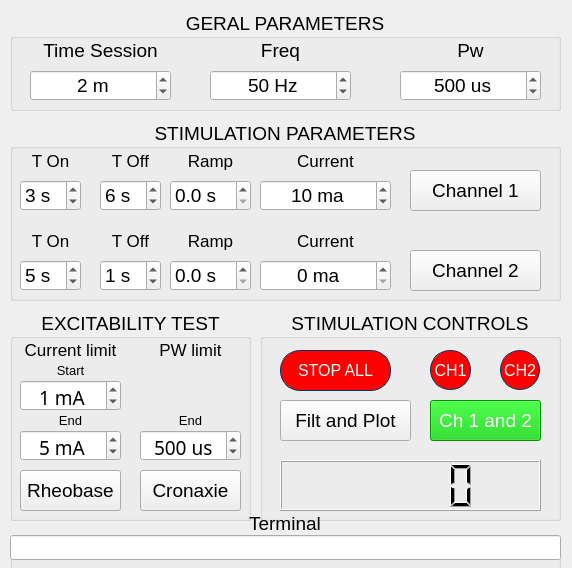
lara-unb/Estimulema, file Interfaces Python/Estimulema Diag and Train/Estimulema V0.3 Rv1.ui: the form before one commit.
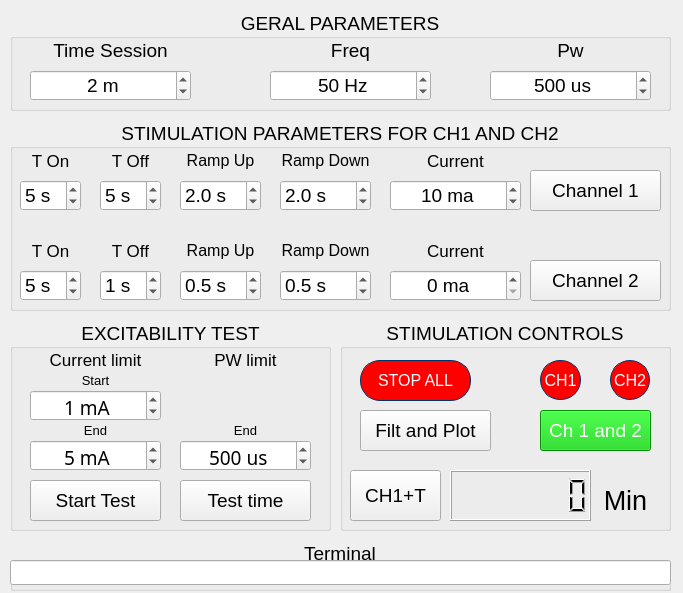
The form after the commit. Icons and pictures are not drawn.

What changed in the file:
```diff
--- a/Interfaces Python/Estimulema Diag and Train/Estimulema V0.3 Rv1.ui
+++ b/Interfaces Python/Estimulema Diag and Train/Estimulema V0.3 Rv1.ui
@@ -7,8 +7,8 @@
    <rect>
     <x>0</x>
     <y>0</y>
-    <width>572</width>
-    <height>568</height>
+    <width>683</width>
+    <height>593</height>
    </rect>
   </property>
   <property name="font">
@@ -28,9 +28,9 @@
    <widget class="QGroupBox" name="groupBox">
     <property name="geometry">
      <rect>
-      <x>260</x>
-      <y>310</y>
-      <width>301</width>
+      <x>340</x>
+      <y>320</y>
+      <width>331</width>
       <height>211</height>
      </rect>
     </property>
@@ -71,7 +71,7 @@
     <widget class="QPushButton" name="pushButton_sp_ch1">
      <property name="geometry">
       <rect>
-       <x>170</x>
+       <x>200</x>
        <y>40</y>
        <width>41</width>
        <height>40</height>
@@ -99,7 +99,7 @@
     <widget class="QPushButton" name="pushButton_sp_ch2">
      <property name="geometry">
       <rect>
-       <x>240</x>
+       <x>270</x>
        <y>40</y>
        <width>40</width>
        <height>40</height>
@@ -127,7 +127,7 @@
     <widget class="QPushButton" name="pushButton_ch1_ch2">
      <property name="geometry">
       <rect>
-       <x>170</x>
+       <x>200</x>
        <y>90</y>
        <width>111</width>
        <height>41</height>
@@ -158,11 +158,57 @@
     <widget class="QLCDNumber" name="lcdNumber">
      <property name="geometry">
       <rect>
-       <x>20</x>
+       <x>110</x>
        <y>150</y>
-       <width>261</width>
+       <width>141</width>
        <height>51</height>
       </rect>
+     </property>
+     <property name="layoutDirection">
+      <enum>Qt::LeftToRight</enum>
+     </property>
+     <property name="digitCount">
+      <number>7</number>
+     </property>
+     <property name="segmentStyle">
+      <enum>QLCDNumber::Filled</enum>
+     </property>
+     <property name="intValue" stdset="0">
+      <number>0</number>
+     </property>
+    </widget>
+    <widget class="QLabel" name="label_19">
+     <property name="geometry">
+      <rect>
+       <x>260</x>
+       <y>160</y>
+       <width>51</width>
+       <height>41</height>
+      </rect>
+     </property>
+     <property name="font">
+      <font>
+       <pointsize>20</pointsize>
+      </font>
+     </property>
+     <property name="text">
+      <string>Min</string>
+     </property>
+     <property name="alignment">
+      <set>Qt::AlignCenter</set>
+     </property>
+    </widget>
+    <widget class="QPushButton" name="pushButton_ch1_rh">
+     <property name="geometry">
+      <rect>
+       <x>10</x>
+       <y>150</y>
+       <width>91</width>
+       <height>51</height>
+      </rect>
+     </property>
+     <property name="text">
+      <string>CH1+T</string>
      </property>
     </widget>
    </widget>
@@ -170,8 +216,8 @@
     <property name="geometry">
      <rect>
       <x>10</x>
-      <y>310</y>
-      <width>241</width>
+      <y>320</y>
+      <width>321</width>
       <height>211</height>
      </rect>
     </property>
@@ -184,9 +230,9 @@
     <widget class="QLabel" name="label_2">
      <property name="geometry">
       <rect>
-       <x>130</x>
+       <x>170</x>
        <y>30</y>
-       <width>101</width>
+       <width>131</width>
        <height>20</height>
       </rect>
      </property>
@@ -205,9 +251,9 @@
     <widget class="QSpinBox" name="spinBox_limit_ini_mA">
      <property name="geometry">
       <rect>
-       <x>10</x>
+       <x>20</x>
        <y>70</y>
-       <width>101</width>
+       <width>131</width>
        <height>31</height>
       </rect>
      </property>
@@ -233,9 +279,9 @@
     <widget class="QSpinBox" name="spinBox_limit_pW">
      <property name="geometry">
       <rect>
-       <x>130</x>
+       <x>170</x>
        <y>120</y>
-       <width>101</width>
+       <width>131</width>
        <height>31</height>
       </rect>
      </property>
@@ -267,9 +313,9 @@
     <widget class="QPushButton" name="pushButton_rh">
      <property name="geometry">
       <rect>
-       <x>10</x>
+       <x>20</x>
        <y>160</y>
-       <width>101</width>
+       <width>131</width>
        <height>41</height>
       </rect>
      </property>
@@ -279,15 +325,15 @@
       </font>
      </property>
      <property name="text">
-      <string>Rheobase</string>
+      <string>Start Test</string>
      </property>
     </widget>
     <widget class="QPushButton" name="pushButton_cr">
      <property name="geometry">
       <rect>
-       <x>130</x>
+       <x>170</x>
        <y>160</y>
-       <width>101</width>
+       <width>131</width>
        <height>41</height>
       </rect>
      </property>
@@ -297,15 +343,15 @@
       </font>
      </property>
      <property name="text">
-      <string>Cronaxie</string>
+      <string>Test time</string>
      </property>
     </widget>
     <widget class="QLabel" name="label">
      <property name="geometry">
       <rect>
-       <x>10</x>
+       <x>20</x>
        <y>30</y>
-       <width>101</width>
+       <width>131</width>
        <height>20</height>
       </rect>
      </property>
@@ -324,9 +370,9 @@
     <widget class="QSpinBox" name="spinBox_limit_fin_mA">
      <property name="geometry">
       <rect>
-       <x>10</x>
+       <x>20</x>
        <y>120</y>
-       <width>101</width>
+       <width>131</width>
        <height>31</height>
       </rect>
      </property>
@@ -352,9 +398,9 @@
     <widget class="QLabel" name="label_10">
      <property name="geometry">
       <rect>
-       <x>10</x>
+       <x>20</x>
        <y>50</y>
-       <width>101</width>
+       <width>131</width>
        <height>20</height>
       </rect>
      </property>
@@ -373,9 +419,9 @@
     <widget class="QLabel" name="label_11">
      <property name="geometry">
       <rect>
-       <x>10</x>
+       <x>20</x>
        <y>100</y>
-       <width>101</width>
+       <width>131</width>
        <height>20</height>
       </rect>
      </property>
@@ -394,9 +440,9 @@
     <widget class="QLabel" name="label_12">
      <property name="geometry">
       <rect>
-       <x>130</x>
+       <x>170</x>
        <y>100</y>
-       <width>101</width>
+       <width>131</width>
        <height>20</height>
       </rect>
      </property>
@@ -418,12 +464,12 @@
      <rect>
       <x>10</x>
       <y>120</y>
-      <width>551</width>
-      <height>181</height>
+      <width>661</width>
+      <height>191</height>
      </rect>
     </property>
     <property name="title">
-     <string>STIMULATION PARAMETERS</string>
+     <string>STIMULATION PARAMETERS FOR CH1 AND CH2</string>
     </property>
     <property name="alignment">
      <set>Qt::AlignCenter</set>
@@ -432,7 +478,7 @@
      <property name="geometry">
       <rect>
        <x>90</x>
-       <y>140</y>
+       <y>150</y>
        <width>61</width>
        <height>31</height>
       </rect>
@@ -452,17 +498,17 @@
       <rect>
        <x>170</x>
        <y>20</y>
-       <width>61</width>
+       <width>81</width>
        <height>41</height>
       </rect>
      </property>
      <property name="font">
       <font>
-       <pointsize>13</pointsize>
+       <pointsize>12</pointsize>
       </font>
      </property>
      <property name="text">
-      <string>Ramp</string>
+      <string>Ramp Up</string>
      </property>
      <property name="alignment">
       <set>Qt::AlignCenter</set>
@@ -472,18 +518,18 @@
      <property name="geometry">
       <rect>
        <x>170</x>
-       <y>100</y>
-       <width>61</width>
+       <y>110</y>
+       <width>81</width>
        <height>41</height>
       </rect>
      </property>
      <property name="font">
       <font>
-       <pointsize>13</pointsize>
+       <pointsize>12</pointsize>
       </font>
      </property>
      <property name="text">
-      <string>Ramp</string>
+      <string>Ramp Up</string>
      </property>
      <property name="alignment">
       <set>Qt::AlignCenter</set>
@@ -526,14 +572,14 @@
       <number>1</number>
      </property>
      <property name="value">
-      <number>3</number>
+      <number>5</number>
      </property>
     </widget>
     <widget class="QPushButton" name="pushButton_ch2">
      <property name="geometry">
       <rect>
-       <x>400</x>
-       <y>130</y>
+       <x>520</x>
+       <y>140</y>
        <width>131</width>
        <height>41</height>
       </rect>
@@ -579,13 +625,13 @@
       <number>0</number>
      </property>
      <property name="value">
-      <number>6</number>
+      <number>5</number>
      </property>
     </widget>
     <widget class="QLabel" name="label_9">
      <property name="geometry">
       <rect>
-       <x>250</x>
+       <x>380</x>
        <y>20</y>
        <width>131</width>
        <height>41</height>
@@ -607,7 +653,7 @@
      <property name="geometry">
       <rect>
        <x>10</x>
-       <y>140</y>
+       <y>150</y>
        <width>61</width>
        <height>31</height>
       </rect>
@@ -625,7 +671,7 @@
     <widget class="QSpinBox" name="spinBox_ma_1">
      <property name="geometry">
       <rect>
-       <x>250</x>
+       <x>380</x>
        <y>60</y>
        <width>131</width>
        <height>31</height>
@@ -651,7 +697,7 @@
      <property name="geometry">
       <rect>
        <x>90</x>
-       <y>100</y>
+       <y>110</y>
        <width>61</width>
        <height>41</height>
       </rect>
@@ -671,7 +717,7 @@
     <widget class="QPushButton" name="pushButton_ch1">
      <property name="geometry">
       <rect>
-       <x>400</x>
+       <x>520</x>
        <y>50</y>
        <width>131</width>
        <height>41</height>
@@ -684,8 +730,8 @@
     <widget class="QLabel" name="label_16">
      <property name="geometry">
       <rect>
-       <x>250</x>
-       <y>100</y>
+       <x>380</x>
+       <y>110</y>
        <width>131</width>
        <height>41</height>
       </rect>
@@ -705,8 +751,8 @@
     <widget class="QSpinBox" name="spinBox_ma_2">
      <property name="geometry">
       <rect>
-       <x>250</x>
-       <y>140</y>
+       <x>380</x>
+       <y>150</y>
        <width>131</width>
        <height>31</height>
       </rect>
@@ -731,7 +777,7 @@
      <property name="geometry">
       <rect>
        <x>10</x>
-       <y>100</y>
+       <y>110</y>
        <width>61</width>
        <height>41</height>
       </rect>
@@ -751,7 +797,7 @@
     <widget class="QDoubleSpinBox" name="spinBox_r_1">
      <property name="geometry">
       <rect>
-       <x>160</x>
+       <x>170</x>
        <y>60</y>
        <width>81</width>
        <height>31</height>
@@ -772,12 +818,15 @@
      <property name="singleStep">
       <double>0.500000000000000</double>
      </property>
+     <property name="value">
+      <double>2.000000000000000</double>
+     </property>
     </widget>
     <widget class="QDoubleSpinBox" name="spinBox_r_2">
      <property name="geometry">
       <rect>
-       <x>160</x>
-       <y>140</y>
+       <x>170</x>
+       <y>150</y>
        <width>81</width>
        <height>31</height>
       </rect>
@@ -796,6 +845,107 @@
      </property>
      <property name="singleStep">
       <double>0.500000000000000</double>
+     </property>
+     <property name="value">
+      <double>0.500000000000000</double>
+     </property>
+    </widget>
+    <widget class="QDoubleSpinBox" name="spinBox_rf_2">
+     <property name="geometry">
+      <rect>
+       <x>270</x>
+       <y>150</y>
+       <width>91</width>
+       <height>31</height>
+      </rect>
+     </property>
+     <property name="prefix">
+      <string/>
+     </property>
+     <property name="suffix">
+      <string> s</string>
+     </property>
+     <property name="decimals">
+      <number>1</number>
+     </property>
+     <property name="maximum">
+      <double>10.000000000000000</double>
+     </property>
+     <property name="singleStep">
+      <double>0.500000000000000</double>
+     </property>
+     <property name="value">
+      <double>0.500000000000000</double>
+     </property>
+    </widget>
+    <widget class="QLabel" name="label_17">
+     <property name="geometry">
+      <rect>
+       <x>270</x>
+       <y>110</y>
+       <width>91</width>
+       <height>41</height>
+      </rect>
+     </property>
+     <property name="font">
+      <font>
+       <pointsize>12</pointsize>
+      </font>
+     </property>
+     <property name="text">
+      <string>Ramp Down</string>
+     </property>
+     <property name="alignment">
+      <set>Qt::AlignCenter</set>
+     </property>
+    </widget>
+    <widget class="QDoubleSpinBox" name="spinBox_rf_1">
+     <property name="geometry">
+      <rect>
+       <x>270</x>
+       <y>60</y>
+       <width>91</width>
+       <height>31</height>
+      </rect>
+     </property>
+     <property name="prefix">
+      <string/>
+     </property>
+     <property name="suffix">
+      <string> s</string>
+     </property>
+     <property name="decimals">
+      <number>1</number>
+     </property>
+     <property name="maximum">
+      <double>10.000000000000000</double>
+     </property>
+     <property name="singleStep">
+      <double>0.500000000000000</double>
+     </property>
+     <property name="value">
+      <double>2.000000000000000</double>
+     </property>
+    </widget>
+    <widget class="QLabel" name="label_18">
+     <property name="geometry">
+      <rect>
+       <x>270</x>
+       <y>20</y>
+       <width>91</width>
+       <height>41</height>
+      </rect>
+     </property>
+     <property name="font">
+      <font>
+       <pointsize>12</pointsize>
+      </font>
+     </property>
+     <property name="text">
+      <string>Ramp Down</string>
+     </property>
+     <property name="alignment">
+      <set>Qt::AlignCenter</set>
      </property>
     </widget>
    </widget>
@@ -804,7 +954,7 @@
      <rect>
       <x>10</x>
       <y>10</y>
-      <width>551</width>
+      <width>661</width>
       <height>101</height>
      </rect>
     </property>
@@ -819,7 +969,7 @@
       <rect>
        <x>20</x>
        <y>60</y>
-       <width>141</width>
+       <width>161</width>
        <height>31</height>
       </rect>
      </property>
@@ -836,9 +986,9 @@
     <widget class="QLabel" name="label_6">
      <property name="geometry">
       <rect>
-       <x>200</x>
+       <x>260</x>
        <y>20</y>
-       <width>141</width>
+       <width>161</width>
        <height>41</height>
       </rect>
      </property>
@@ -857,9 +1007,9 @@
     <widget class="QSpinBox" name="spinBox_f">
      <property name="geometry">
       <rect>
-       <x>200</x>
+       <x>260</x>
        <y>60</y>
-       <width>141</width>
+       <width>161</width>
        <height>31</height>
       </rect>
      </property>
@@ -873,7 +1023,7 @@
       <number>1</number>
      </property>
      <property name="maximum">
-      <number>200</number>
+      <number>300</number>
      </property>
      <property name="singleStep">
       <number>5</number>
@@ -885,9 +1035,9 @@
     <widget class="QLabel" name="label_7">
      <property name="geometry">
       <rect>
-       <x>390</x>
+       <x>480</x>
        <y>20</y>
-       <width>141</width>
+       <width>161</width>
        <height>41</height>
       </rect>
      </property>
@@ -908,7 +1058,7 @@
       <rect>
        <x>20</x>
        <y>20</y>
-       <width>141</width>
+       <width>161</width>
        <height>41</height>
       </rect>
      </property>
@@ -922,9 +1072,9 @@
     <widget class="QSpinBox" name="spinBox_pw">
      <property name="geometry">
       <rect>
-       <x>390</x>
+       <x>480</x>
        <y>60</y>
-       <width>141</width>
+       <width>161</width>
        <height>31</height>
       </rect>
      </property>
@@ -935,10 +1085,10 @@
       <string> us</string>
      </property>
      <property name="minimum">
-      <number>100</number>
+      <number>20</number>
      </property>
      <property name="maximum">
-      <number>1000</number>
+      <number>5000</number>
      </property>
      <property name="singleStep">
       <number>50</number>
@@ -952,9 +1102,9 @@
     <property name="geometry">
      <rect>
       <x>10</x>
-      <y>510</y>
-      <width>551</width>
-      <height>61</height>
+      <y>540</y>
+      <width>661</width>
+      <height>51</height>
      </rect>
     </property>
     <property name="title">
@@ -970,8 +1120,8 @@
      <property name="geometry">
       <rect>
        <x>0</x>
-       <y>25</y>
-       <width>551</width>
+       <y>20</y>
+       <width>661</width>
        <height>25</height>
       </rect>
      </property>
```
Left out of the diff: 10 changed lines with no effect on the pictures.
